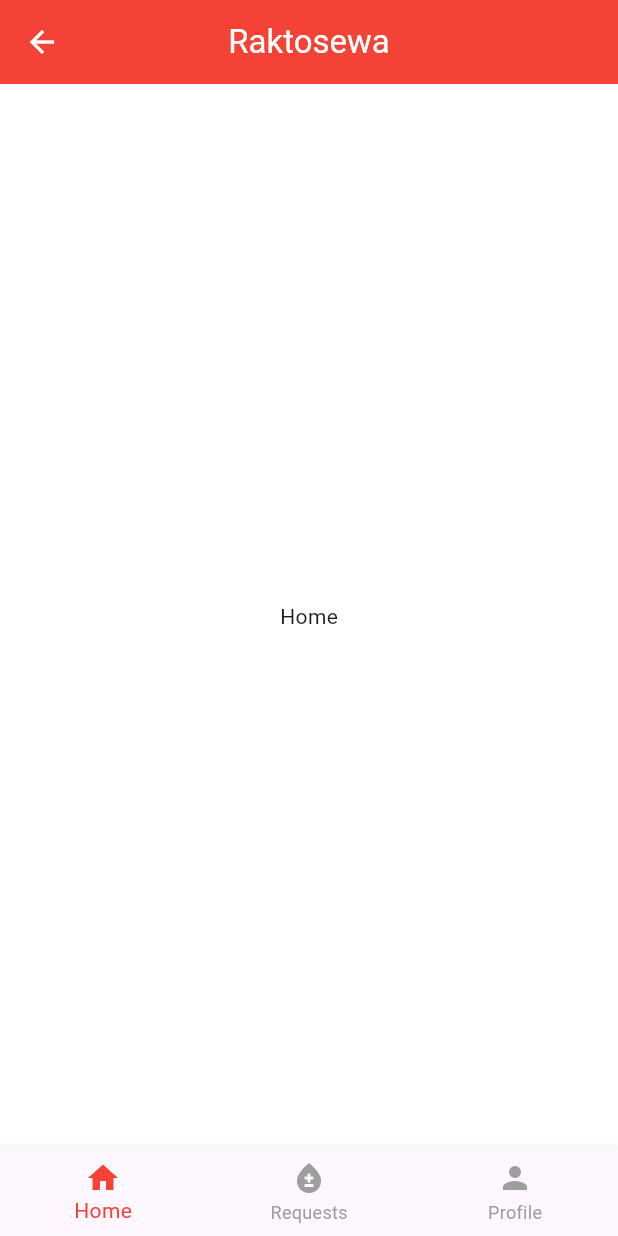
After one commit to Nikitathapa2/raktosewa, a Flutter app: the DashboardScreen screen opened directly, on a phone screen of 412 x 824 dp. The commit adds this screen. Run offline on Flutter 3.47's test engine with Material 3 defaults, Android fonts, the phone set to English and light mode, and no system bars; Roboto replaces fonts that are missing (Poppins).

Commit message:
sprint2 complete

```diff
--- a/lib/app.dart
+++ b/lib/app.dart
@@ -1,5 +1,6 @@
 import 'package:flutter/material.dart';
 import 'package:raktosewa/screens/splash_screen.dart';
+import 'package:raktosewa/theme/app_theme.dart';
 
 class MyApp extends StatelessWidget {
   const MyApp({super.key});
@@ -9,10 +10,7 @@ class MyApp extends StatelessWidget {
     return MaterialApp(
       title: 'Flutter Apps for College',
       debugShowCheckedModeBanner: false,
-      theme: ThemeData(
-        colorScheme: ColorScheme.fromSeed(seedColor: Colors.deepPurple),
-        useMaterial3: true,
-      ),
+      theme: AppTheme.lightTheme,
       home: const SplashScreen(),
     );
   }
--- /dev/null
+++ b/lib/screens/dashboard_screen.dart
@@ -0,0 +1,43 @@
+import 'package:flutter/material.dart';
+
+class DashboardScreen extends StatefulWidget {
+  const DashboardScreen({super.key});
+
+  @override
+  State<DashboardScreen> createState() => _DashboardScreenState();
+}
+
+class _DashboardScreenState extends State<DashboardScreen> {
+  int _currentIndex = 0;
+
+  final List<Widget> _pages = [
+    Center(child: Text("Home")),
+    Center(child: Text("Requests")),
+    Center(child: Text("Profile")),
+  ];
+
+  @override
+  Widget build(BuildContext context) {
+    return Scaffold(
+      appBar: AppBar(title: const Text("Raktosewa")),
+      body: _pages[_currentIndex],
+
+      bottomNavigationBar: BottomNavigationBar(
+        currentIndex: _currentIndex,
+        onTap: (index) {
+          setState(() {
+            _currentIndex = index;
+          });
+        },
+        items: const [
+          BottomNavigationBarItem(icon: Icon(Icons.home), label: "Home"),
+          BottomNavigationBarItem(
+            icon: Icon(Icons.bloodtype),
+            label: "Requests",
+          ),
+          BottomNavigationBarItem(icon: Icon(Icons.person), label: "Profile"),
+        ],
+      ),
+    );
+  }
+}
```
Also changed, not shown: pubspec.yaml (line endings or trailing spaces).
